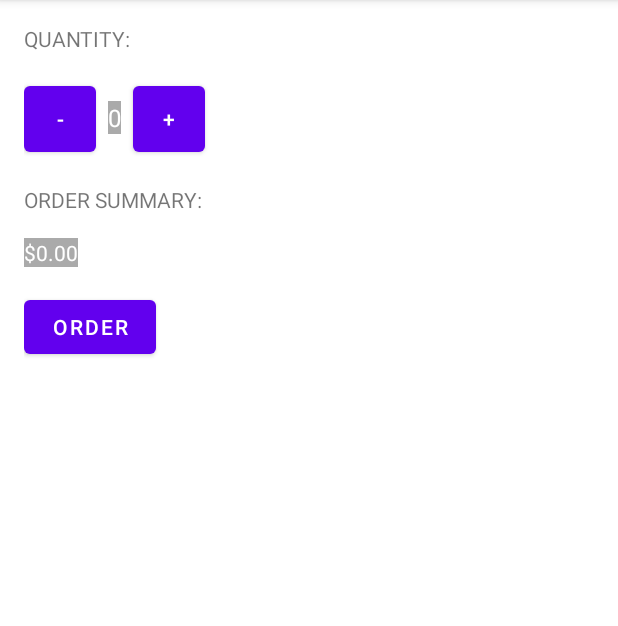
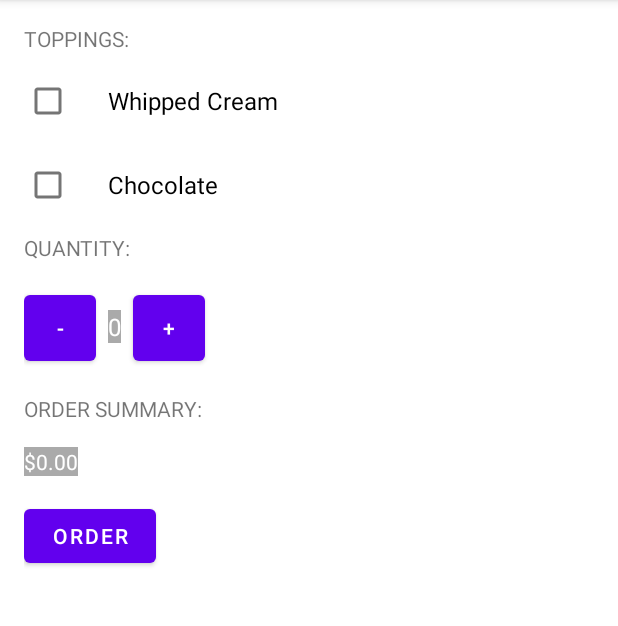
Before and after one commit to adiupd123/Just-Java, an Android app: the screen it shows after launch (MainActivity), on a phone screen of 412 x 824 dp, the part 84-710 px from its top. Run offline under Robolectric (Android 15) with nearby library versions, the phone set to English and light mode, and no system bars.

Commit message:
Added feature of selecting toppings for coffee

```diff
--- a/app/src/main/java/com/example/justjava/MainActivity.java
+++ b/app/src/main/java/com/example/justjava/MainActivity.java
@@ -2,6 +2,7 @@ package com.example.justjava;
 
 import android.os.Bundle;
 import android.view.View;
+import android.widget.CheckBox;
 import android.widget.TextView;
 
 import androidx.appcompat.app.AppCompatActivity;
@@ -42,7 +43,13 @@ public class MainActivity extends AppCompatActivity {
      */
     public void submitOrder(View view) {
         int price = calculatePrice();
-        String message = createOrderSummary(price);
+
+        CheckBox whippedCreamCheckBox = (CheckBox) findViewById(R.id.whippedCream_checkBox);
+        boolean hasWhippedCream = whippedCreamCheckBox.isChecked();
+
+        CheckBox chocolateCheckBox = (CheckBox) findViewById(R.id.chocolate_checkBox);
+        boolean hasChocolate = chocolateCheckBox.isChecked();
+        String message = createOrderSummary(price, hasWhippedCream, hasChocolate);
         displayMessage(message);
     }
 
@@ -65,11 +72,15 @@ public class MainActivity extends AppCompatActivity {
 
     /**
      * This method creates the message containing entire order summary and returns it
-     * @param totalPrice of specified no. of coffees
-     * @return message
+     * @param totalPrice
+     * @param addWhippedCream
+     * @param addChocolate
+     * @return
      */
-    private String createOrderSummary(int totalPrice){
+    private String createOrderSummary(int totalPrice, boolean addWhippedCream, boolean addChocolate){
         String message = "Name: Kaptan Kunal" +
+                "\nAdd Whipped Cream? " + addWhippedCream +
+                "\nAdd Chocolate? " + addChocolate +
                 "\nQuantity: " + quantity +
                 "\nTotal: $" + totalPrice +
                 "\nThank You!";
--- a/app/src/main/res/layout/activity_main.xml
+++ b/app/src/main/res/layout/activity_main.xml
@@ -1,9 +1,38 @@
 <?xml version="1.0" encoding="utf-8"?>
-<LinearLayout xmlns:android="http://schemas.android.com/apk/res/android"
+<ScrollView xmlns:android="http://schemas.android.com/apk/res/android"
+    android:layout_width="match_parent"
+    android:layout_height="match_parent">
+
+    <LinearLayout
         android:layout_width="match_parent"
         android:layout_height="match_parent"
         android:orientation="vertical"
         android:padding="16dp">
+
+        <TextView
+            android:id="@+id/toppingsHeader_textView"
+            android:layout_width="wrap_content"
+            android:layout_height="wrap_content"
+            android:layout_marginBottom="8dp"
+            android:text="TOPPINGS:" />
+
+        <CheckBox
+            android:id="@+id/whippedCream_checkBox"
+            android:layout_width="wrap_content"
+            android:layout_height="wrap_content"
+            android:layout_marginBottom="8dp"
+            android:paddingLeft="24dp"
+            android:text="Whipped Cream"
+            android:textSize="16sp" />
+
+        <CheckBox
+            android:id="@+id/chocolate_checkBox"
+            android:layout_width="wrap_content"
+            android:layout_height="wrap_content"
+            android:layout_marginBottom="8dp"
+            android:paddingLeft="24dp"
+            android:text="Chocolate"
+            android:textSize="16sp"/>
 
         <TextView
             android:id="@+id/quantityHeader_textView"
@@ -16,16 +45,16 @@
         <LinearLayout
             android:layout_width="match_parent"
             android:layout_height="wrap_content"
-        android:orientation="horizontal"
             android:layout_marginTop="8dp"
-        android:layout_marginBottom="8dp">
+            android:layout_marginBottom="8dp"
+            android:orientation="horizontal">
 
             <Button
                 android:id="@+id/decrement_button"
                 android:layout_width="48dp"
                 android:layout_height="56dp"
-            android:text="-"
-            android:onClick="decrement" />
+                android:onClick="decrement"
+                android:text="-" />
 
             <TextView
                 android:id="@+id/quantity_textView"
@@ -33,17 +62,17 @@
                 android:layout_height="wrap_content"
                 android:layout_marginLeft="8dp"
                 android:layout_marginRight="8dp"
+                android:background="@android:color/darker_gray"
                 android:text="0"
                 android:textColor="@android:color/white"
-            android:background="@android:color/darker_gray"
                 android:textSize="16sp" />
 
             <Button
                 android:id="@+id/increment_button"
                 android:layout_width="48dp"
                 android:layout_height="56dp"
-            android:text="+"
-            android:onClick="increment"/>
+                android:onClick="increment"
+                android:text="+" />
 
         </LinearLayout>
 
@@ -52,20 +81,20 @@
             android:id="@+id/orderSummaryHeader_textView"
             android:layout_width="wrap_content"
             android:layout_height="wrap_content"
+            android:layout_marginTop="8dp"
+            android:layout_marginBottom="8dp"
             android:text="ORDER SUMMARY:"
-        android:textAllCaps="true"
-        android:layout_marginTop="8dp"
-        android:layout_marginBottom="8dp"/>
+            android:textAllCaps="true" />
 
         <TextView
             android:id="@+id/orderSummary_textView"
             android:layout_width="wrap_content"
             android:layout_height="wrap_content"
+            android:layout_marginTop="8dp"
+            android:layout_marginBottom="8dp"
+            android:background="@android:color/darker_gray"
             android:text="$0.00"
-        android:textColor="@android:color/white"
-        android:background="@android:color/darker_gray"
-        android:layout_marginTop="8dp"
-        android:layout_marginBottom="8dp"/>
+            android:textColor="@android:color/white" />
 
         <Button
             android:id="@+id/order_button"
@@ -74,4 +103,6 @@
             android:layout_marginTop="8dp"
             android:onClick="submitOrder"
             android:text="ORDER" />
+
     </LinearLayout>
+</ScrollView>
--- a/app/src/main/res/values-night/themes.xml
+++ b/app/src/main/res/values-night/themes.xml
@@ -4,11 +4,11 @@
         <!-- Primary brand color. -->
         <item name="colorPrimary">@color/purple_200</item>
         <item name="colorPrimaryVariant">@color/purple_700</item>
-        <item name="colorOnPrimary">@color/black</item>
+        <item name="colorOnPrimary">@color/white</item>
         <!-- Secondary brand color. -->
         <item name="colorSecondary">@color/teal_200</item>
         <item name="colorSecondaryVariant">@color/teal_200</item>
-        <item name="colorOnSecondary">@color/black</item>
+        <item name="colorOnSecondary">@color/white</item>
         <!-- Status bar color. -->
         <item name="android:statusBarColor" tools:targetApi="l">?attr/colorPrimaryVariant</item>
         <!-- Customize your theme here. -->
```
Lines whose indentation alone changed are shown as unchanged.
